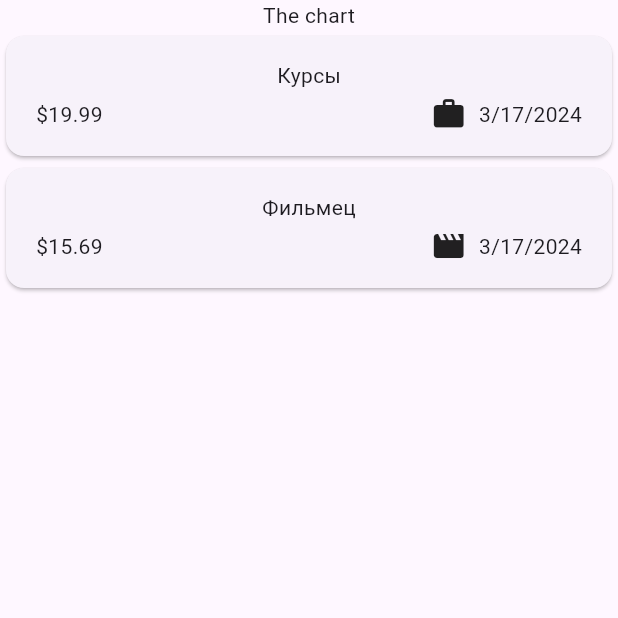
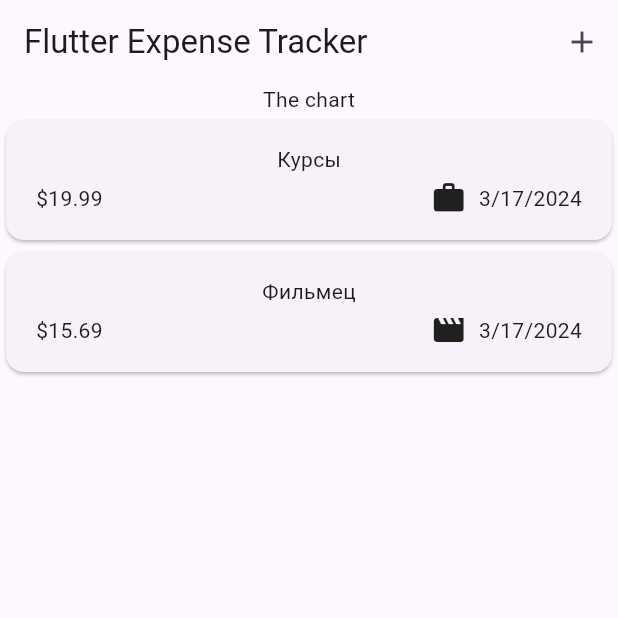
Before and after one commit to Meiendorf/expense_tracker, a Flutter app: the screen it shows after launch, on a phone screen of 412 x 824 dp, the top half of it. Run offline on Flutter 3.47's test engine with Material 3 defaults, Android fonts, the phone set to English and light mode, and no system bars.

Commit message:
Add theme and expense overlay

```diff
--- a/lib/main.dart
+++ b/lib/main.dart
@@ -10,9 +10,10 @@ class MyApp extends StatelessWidget {
 
   @override
   Widget build(BuildContext context) {
-    return const MaterialApp(
+    return MaterialApp(
+      theme: ThemeData(useMaterial3: true),
       title: 'Flutter Demo',
-      home: Expenses(),
+      home: const Expenses(),
     );
   }
 }
--- a/lib/widgets/expenses.dart
+++ b/lib/widgets/expenses.dart
@@ -1,5 +1,6 @@
 import 'package:expense_tracker/widgets/expenses_list/expenses_list.dart';
 import 'package:expense_tracker/models/expense.dart';
+import 'package:expense_tracker/widgets/new_expense.dart';
 import 'package:flutter/material.dart';
 
 class Expenses extends StatefulWidget {
@@ -25,9 +26,25 @@ class _ExpensesState extends State<Expenses> {
     ),
   ];
 
+  void _openAddExpenseOverlay() {
+    showModalBottomSheet(
+      context: context,
+      builder: (ctx) => const NewExpense(),
+    );
+  }
+
   @override
   Widget build(BuildContext context) {
     return Scaffold(
+      appBar: AppBar(
+        title: const Text('Flutter Expense Tracker'),
+        actions: [
+          IconButton(
+            onPressed: _openAddExpenseOverlay,
+            icon: const Icon(Icons.add),
+          ),
+        ],
+      ),
       body: Center(
         child: Column(
           mainAxisAlignment: MainAxisAlignment.center,
```
Also changed, not shown: lib/widgets/new_expense.dart (added, +29 -0 lines).
